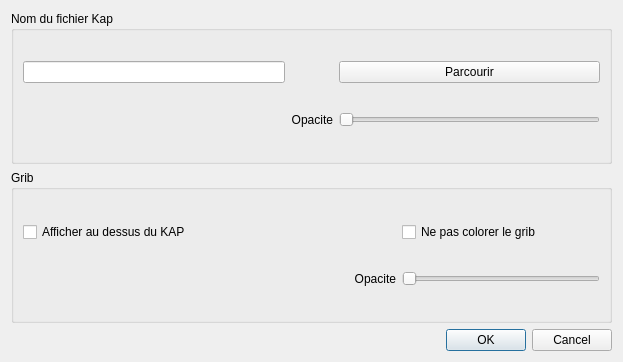
Before: the Qt Designer form src/Ui/dialogLoadImg.ui in nohal/qtVlm, drawn with Qt 5.
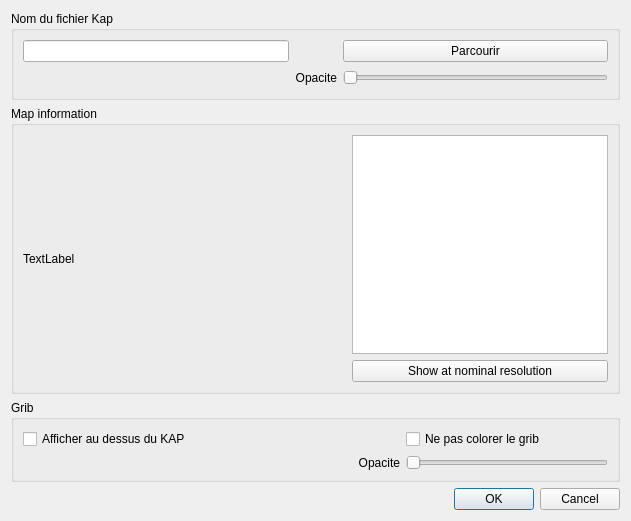
After: the same form once the commit is applied.

The edit to the form file:
```diff
--- a/src/Ui/dialogLoadImg.ui
+++ b/src/Ui/dialogLoadImg.ui
@@ -6,19 +6,17 @@
    <rect>
     <x>0</x>
     <y>0</y>
-    <width>623</width>
-    <height>362</height>
+    <width>631</width>
+    <height>521</height>
    </rect>
   </property>
   <property name="windowTitle">
    <string>Ouvrir un fichier KAP</string>
   </property>
+  <layout class="QVBoxLayout" name="verticalLayout_3">
+   <item>
   <layout class="QVBoxLayout" name="verticalLayout_2">
    <item>
-    <layout class="QHBoxLayout" name="horizontalLayout_2">
-     <item>
-      <layout class="QVBoxLayout" name="verticalLayout">
-       <item>
         <widget class="QGroupBox" name="groupBox">
          <property name="title">
           <string>Nom du fichier Kap</string>
@@ -76,6 +74,61 @@
          </layout>
         </widget>
        </item>
+     <item>
+      <widget class="QGroupBox" name="groupBox_3">
+       <property name="title">
+        <string>Map information</string>
+       </property>
+       <layout class="QHBoxLayout" name="horizontalLayout">
+        <item>
+         <widget class="QLabel" name="snapShot">
+          <property name="sizePolicy">
+           <sizepolicy hsizetype="Expanding" vsizetype="Expanding">
+            <horstretch>0</horstretch>
+            <verstretch>0</verstretch>
+           </sizepolicy>
+          </property>
+          <property name="minimumSize">
+           <size>
+            <width>150</width>
+            <height>150</height>
+           </size>
+          </property>
+          <property name="text">
+           <string>TextLabel</string>
+          </property>
+         </widget>
+        </item>
+        <item>
+         <layout class="QVBoxLayout" name="verticalLayout">
+          <property name="sizeConstraint">
+           <enum>QLayout::SetDefaultConstraint</enum>
+          </property>
+          <item>
+           <widget class="QTextEdit" name="kapInfo">
+            <property name="sizePolicy">
+             <sizepolicy hsizetype="Minimum" vsizetype="Expanding">
+              <horstretch>0</horstretch>
+              <verstretch>0</verstretch>
+             </sizepolicy>
+            </property>
+            <property name="readOnly">
+             <bool>true</bool>
+            </property>
+           </widget>
+          </item>
+          <item>
+           <widget class="QPushButton" name="zoom">
+            <property name="text">
+             <string>Show at nominal resolution</string>
+            </property>
+           </widget>
+          </item>
+         </layout>
+        </item>
+       </layout>
+      </widget>
+     </item>
        <item>
         <widget class="QGroupBox" name="groupBox_2">
          <property name="title">
@@ -140,8 +193,6 @@
        </item>
       </layout>
      </item>
-    </layout>
-   </item>
    <item>
     <widget class="QDialogButtonBox" name="buttonBox">
      <property name="orientation">
```
Left out of the diff: 8 changed lines with no effect on the pictures. Lines whose indentation alone changed are shown as unchanged.
